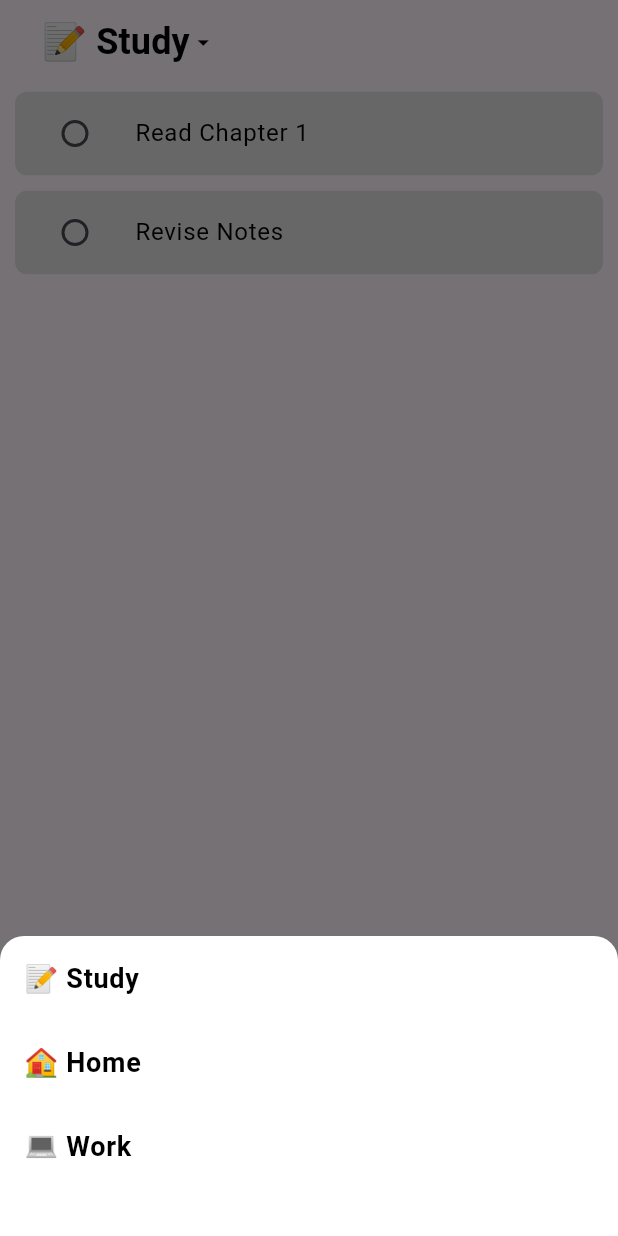
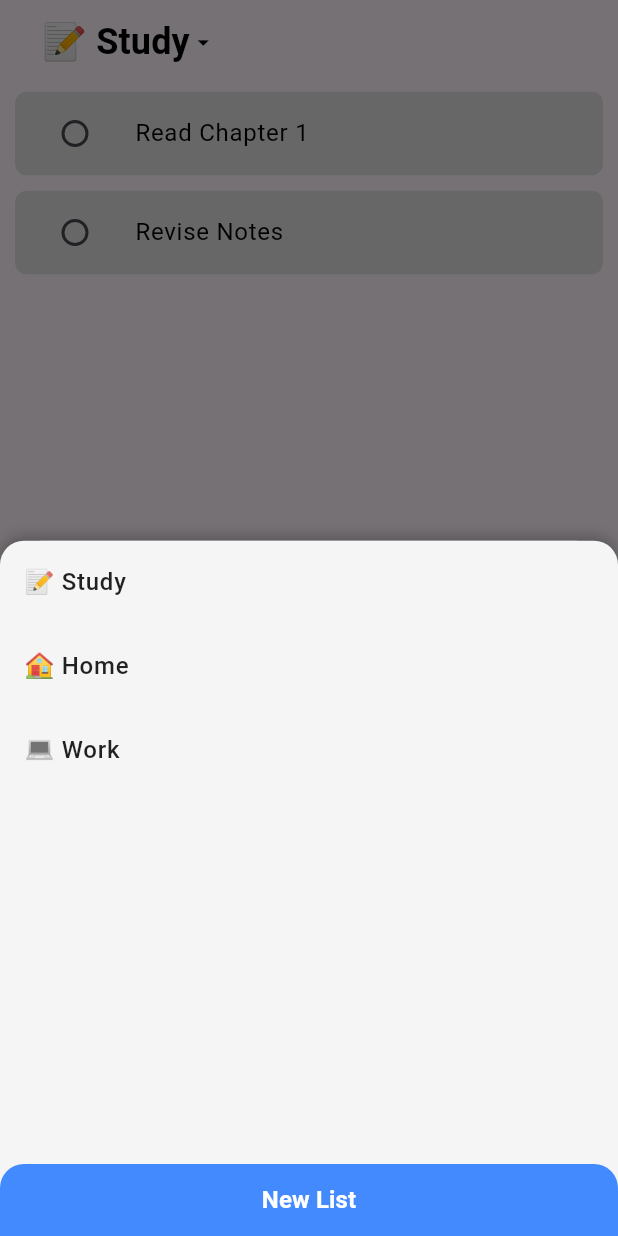
Before and after one commit to armanmaurya/mindlist, a Flutter app: the screen it shows after launch, after a tap on "📝 Study", on a phone screen of 412 x 824 dp. Run offline on Flutter 3.47's test engine with Material 3 defaults, Android fonts, the phone set to English and light mode, and no system bars; our stand-ins replace hive, implicitly_animated_reorderable_list_2; accounts and stored records are empty; generated files the repository leaves out were written again.

Commit message:
Basic Todo- Functionaltiyy

```diff
--- /dev/null
+++ b/devtools_options.yaml
@@ -0,0 +1,3 @@
+description: This file stores settings for Dart & Flutter DevTools.
+documentation: https://docs.flutter.dev/tools/devtools/extensions#configure-extension-enablement-states
+extensions:
--- a/lib/screens/home.dart
+++ b/lib/screens/home.dart
@@ -1,7 +1,10 @@
 import 'package:flutter/material.dart';
 import 'package:todo_native/controllers/todo_controller.dart';
 import 'package:todo_native/widgets/add_todo.dart';
+import 'package:todo_native/widgets/create_list_dialog.dart';
 import 'package:todo_native/widgets/todo_list_view.dart';
+import 'package:todo_native/widgets/list_selector_bottom_sheet.dart';
+import 'package:todo_native/widgets/home_app_bar.dart';
 
 class HomeScreen extends StatefulWidget {
   const HomeScreen({Key? key}) : super(key: key);
@@ -16,83 +19,13 @@ class _HomeScreenState extends State<HomeScreen> {
   @override
   void initState() {
     super.initState();
-    // _todoController.loadTodos();
     _todoController.loadTodosForList(0); // Load the first list by default
   }
 
   @override
   Widget build(BuildContext context) {
     return Scaffold(
-      appBar: AppBar(
-        title: IntrinsicWidth(
-          child: TextButton(
-            style: TextButton.styleFrom(
-              shape: RoundedRectangleBorder(
-                borderRadius: BorderRadius.circular(8),
-              ),
-            ),
-            onPressed: () {
-              showModalBottomSheet(
-                context: context,
-                builder: (BuildContext context) {
-                  final allList = _todoController.getAllLists();
-                  if (allList.isEmpty) {
-                    return const Center(child: Text("No lists available"));
-                  }
-                  return Container(
-                    height: 200,
-                    decoration: BoxDecoration(
-                      color: Colors.white,
-                      borderRadius: BorderRadius.vertical(
-                        top: Radius.circular(16),
-                      ),
-                    ),
-                    child: Center(
-                      child: ListView.builder(
-                        itemCount: allList.length,
-                        itemBuilder: (context, index) {
-                          return ListTile(
-                            title: Text(
-                              allList[index].title,
-                              style: const TextStyle(
-                                fontSize: 18,
-                                fontWeight: FontWeight.bold,
-                                color: Colors.black,
-                              ),
-                            ),
-                            onTap: () {
-                              _todoController.loadTodosForList(index);
-                              Navigator.of(context).pop();
-                            },
-                          );
-                        },
-                      ),
-                    ),
-                  );
-                },
-              );
-            },
-            child: Row(
-              children: [
-                ValueListenableBuilder<String>( // Use ValueListenableBuilder
-                  valueListenable: _todoController.currentTitle,
-                  builder: (context, title, child) {
-                    return Text(
-                      title, // Dynamic title from ValueNotifier
-                      style: const TextStyle(
-                        fontSize: 24,
-                        fontWeight: FontWeight.bold,
-                        color: Colors.black,
-                      ),
-                    );
-                  },
-                ),
-                const Icon(Icons.arrow_drop_down, color: Colors.black),
-              ],
-            ),
-          ),
-        ),
-      ),
+      appBar: HomeAppBar(todoController: _todoController),
       body: TodoListView(controller: _todoController),
       floatingActionButton: FloatingActionButton(
         onPressed: () async {
--- /dev/null
+++ b/lib/widgets/home_app_bar.dart
@@ -0,0 +1,55 @@
+import 'package:flutter/material.dart';
+import 'package:todo_native/controllers/todo_controller.dart';
+import 'package:todo_native/widgets/list_selector_bottom_sheet.dart';
+
+class HomeAppBar extends StatelessWidget implements PreferredSizeWidget {
+  final TodoController todoController;
+
+  const HomeAppBar({super.key, required this.todoController});
+
+  @override
+  Widget build(BuildContext context) {
+    return AppBar(
+      title: IntrinsicWidth(
+        child: TextButton(
+          style: TextButton.styleFrom(
+            shape: RoundedRectangleBorder(
+              borderRadius: BorderRadius.circular(8),
+            ),
+          ),
+          onPressed: () {
+            showModalBottomSheet(
+              context: context,
+              builder: (BuildContext context) {
+                return ListSelectorBottomSheet(
+                  todoController: todoController,
+                );
+              },
+            );
+          },
+          child: Row(
+            children: [
+              ValueListenableBuilder<String>(
+                valueListenable: todoController.currentTitle,
+                builder: (context, title, child) {
+                  return Text(
+                    title,
+                    style: const TextStyle(
+                      fontSize: 24,
+                      fontWeight: FontWeight.bold,
+                      color: Colors.black,
+                    ),
+                  );
+                },
+              ),
+              const Icon(Icons.arrow_drop_down, color: Color.fromARGB(255, 0, 0, 0)),
+            ],
+          ),
+        ),
+      ),
+    );
+  }
+
+  @override
+  Size get preferredSize => const Size.fromHeight(kToolbarHeight);
+}
--- /dev/null
+++ b/lib/widgets/list_selector_bottom_sheet.dart
@@ -0,0 +1,104 @@
+import 'package:flutter/material.dart';
+import 'package:todo_native/controllers/todo_controller.dart';
+import 'package:todo_native/widgets/create_list_dialog.dart';
+
+class ListSelectorBottomSheet extends StatelessWidget {
+  final TodoController todoController;
+
+  const ListSelectorBottomSheet({Key? key, required this.todoController})
+    : super(key: key);
+
+  @override
+  Widget build(BuildContext context) {
+    final allList = todoController.getAllLists();
+    if (allList.isEmpty) {
+      return const Center(child: Text("No lists available"));
+    }
+    return Container(
+      height: MediaQuery.of(context).size.height * 0.6,
+      decoration: BoxDecoration(
+        color: Colors.grey[100], // Changed to a light grey for better contrast
+        borderRadius: BorderRadius.vertical(top: Radius.circular(16)),
+        boxShadow: [
+          BoxShadow(
+            color: Colors.black26,
+            blurRadius: 8,
+            offset: Offset(0, -2),
+          ),
+        ],
+      ),
+      child: Center(
+        child: Column(
+          children: [
+            Expanded(
+              child: ListView.builder(
+                itemCount: allList.length,
+                itemBuilder: (context, index) {
+                  return ListTile(
+                    title: Text(
+                      allList[index].title,
+                      style: const TextStyle(
+                        fontSize: 16, // Reduced font size for better spacing
+                        fontWeight: FontWeight.w500, // Adjusted weight for readability
+                        color: Colors.black87, // Slightly lighter black
+                      ),
+                    ),
+                    onTap: () {
+                      todoController.loadTodosForList(index);
+                      Navigator.of(context).pop();
+                    },
+                  );
+                },
+              ),
+            ),
+            TextButton(
+              style: TextButton.styleFrom(
+                backgroundColor: Colors.blueAccent, // Changed to blue for better visibility
+                shape: RoundedRectangleBorder(
+                  borderRadius: BorderRadius.only(
+                    topLeft: Radius.circular(16), // Rounded top left corner
+                    topRight: Radius.circular(16), // Rounded top right corner
+                  ), // Increased border radius
+                ),
+                padding: const EdgeInsets.symmetric(vertical: 12), // Adjusted padding
+                minimumSize: const Size.fromHeight(48), // Ensures full width
+              ),
+              onPressed: () {
+                Navigator.of(context).pop();
+                showGeneralDialog(
+                  context: context,
+                  barrierDismissible: true,
+                  barrierLabel: "Add Todo",
+                  pageBuilder: (context, animation, secondaryAnimation) {
+                    return ScaleTransition(
+                      scale: Tween<double>(begin: 0.95, end: 1.0).animate(
+                        CurvedAnimation(
+                          parent: animation,
+                          curve: Curves.easeIn,
+                        ),
+                      ),
+                      child: CreateListDialog(
+                        onCreate: (todo) {
+                          todoController.createNewList(todo);
+                        },
+                      ),
+                    );
+                  },
+                  transitionDuration: const Duration(milliseconds: 200),
+                );
+              },
+              child: const Text(
+                "New List",
+                style: TextStyle(
+                  fontSize: 16, // Reduced font size for consistency
+                  fontWeight: FontWeight.w600, // Adjusted weight for emphasis
+                  color: Colors.white, // Changed to white for better contrast
+                ),
+              ),
+            ),
+          ],
+        ),
+      ),
+    );
+  }
+}
--- a/lib/widgets/todo_list_view.dart
+++ b/lib/widgets/todo_list_view.dart
@@ -39,7 +39,6 @@ class TodoListView extends StatelessWidget {
         controller.saveReorderedTodos(newItems);
       },
       itemBuilder: (context, itemAnimation, todo, index) {
-        // Todo: Prevent the duplicate items
         return Reorderable(
           key: ValueKey(todo.title),
           builder: (context, dragAnimation, inDrag) {
@@ -66,7 +65,7 @@ class TodoListView extends StatelessWidget {
                     onDelete: () => controller.deleteTodo(index),
                     // onToggle: (_) => controller.toggleTodo(index),
                     onToggle: (_) {
-
+                      controller.toggleTodo(index);
                     },
                     onUpdate:
                         (newTitle) => controller.updateTodo(newTitle, index),
```
Also changed, not shown: lib/controllers/todo_controller.dart (+19 -1 lines), lib/widgets/create_list_dialog.dart (added, +37 -0 lines).
